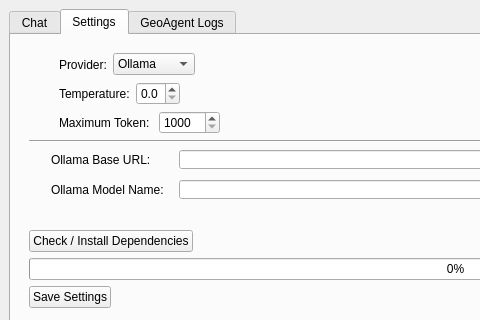
Old version of the form dialogs/geo_agent_dialog_base.ui in the repository iamtekson/GeoAgent; both pictures show x 0 to 480 and y 0 to 320 of the 911 by 420 pixel window.
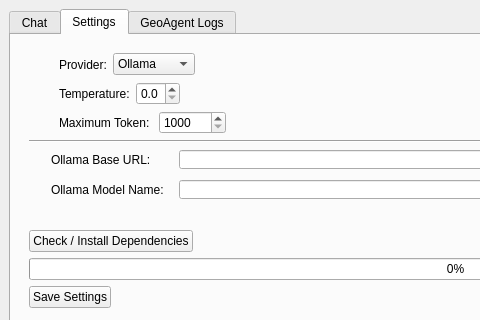
New version of the form. The open tabs and pages were chosen to show the change. Custom widgets are drawn as their Qt base class.

```diff
--- a/dialogs/geo_agent_dialog_base.ui
+++ b/dialogs/geo_agent_dialog_base.ui
@@ -341,7 +341,7 @@
                 <number>1000</number>
                </property>
                <property name="maximum">
-                <number>10000</number>
+                <number>100000</number>
                </property>
               </widget>
              </item>
```
